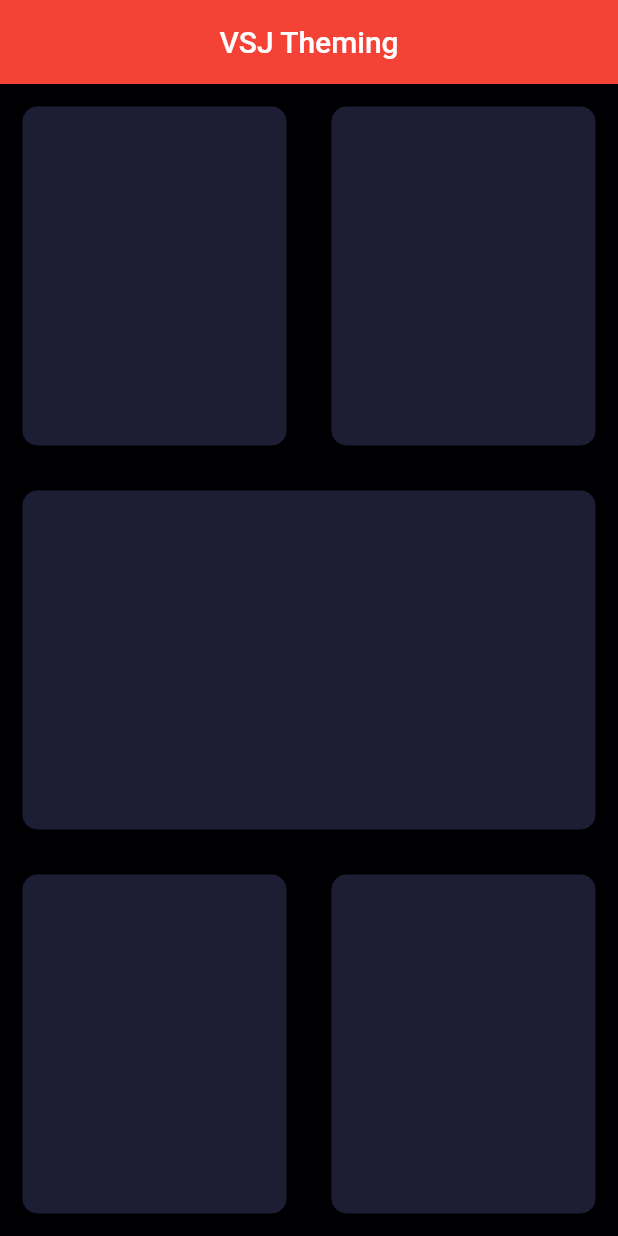
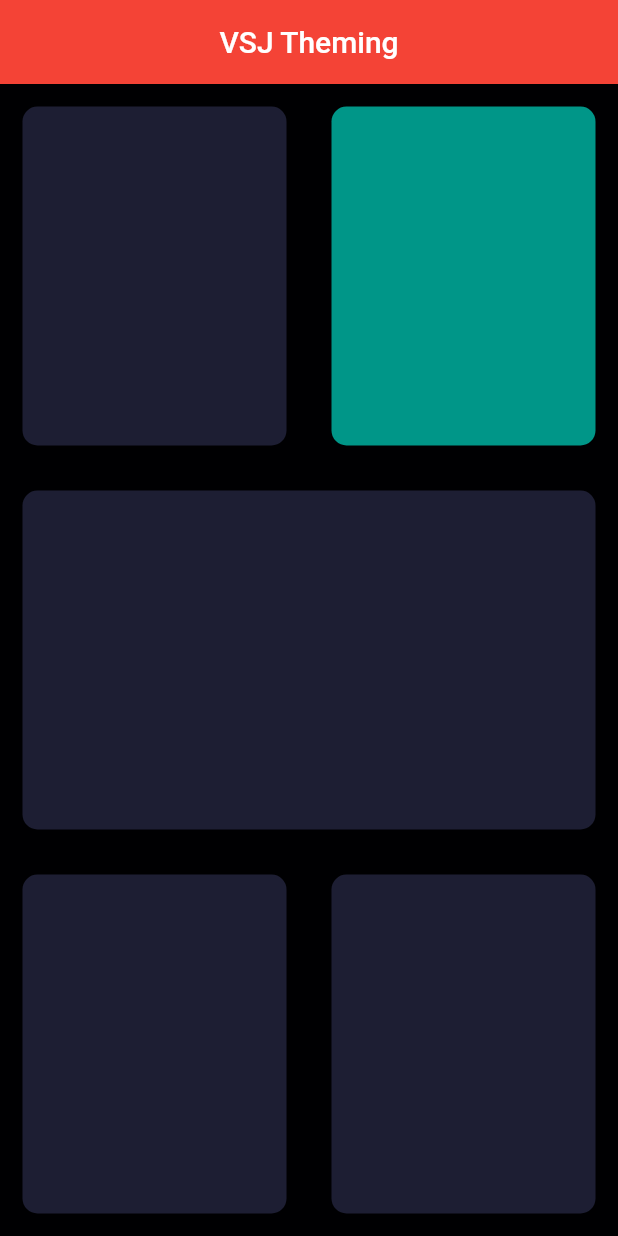
Before and after one commit to Varanasi-Software-Junction/Flutter-Theming, a Flutter app: the screen it shows after launch, on a phone screen of 412 x 824 dp. Run offline on Flutter 3.47's test engine with Material 2 defaults, Android fonts, the phone set to English and light mode, and no system bars.

Commit message:
Customizable custom widget

```diff
--- a/flutter_plugin/lib/VSJStateful.dart
+++ b/flutter_plugin/lib/VSJStateful.dart
@@ -19,17 +19,17 @@ class _VSJStatefulState extends State<VSJStateful> {
             Expanded(
               child: Row(
                 children: [
-                  VSJBlock(),
-                  VSJBlock(),
+                  new VSJBlock(Color(0xFF1D1E33)),
+                  new VSJBlock(Colors.teal),
                 ],
               ),
             ),
-            VSJBlock(),
+            new VSJBlock(Color(0xFF1D1E33)),
             Expanded(
               child: Row(
                 children: [
-                  VSJBlock(),
-                  VSJBlock(),
+                  new VSJBlock(Color(0xFF1D1E33)),
+                  new VSJBlock(Color(0xFF1D1E33)),
                 ],
               ),
             ),
@@ -41,9 +41,10 @@ class _VSJStatefulState extends State<VSJStateful> {
 }
 
 class VSJBlock extends StatelessWidget {
-  const VSJBlock({
-    Key key,
-  }) : super(key: key);
+  Color backcolor;
+  VSJBlock(Color backcolor) {
+    this.backcolor = backcolor;
+  }
 
   @override
   Widget build(BuildContext context) {
@@ -51,7 +52,7 @@ class VSJBlock extends StatelessWidget {
       child: Container(
         margin: EdgeInsets.all(15.0),
         decoration: BoxDecoration(
-          color: Color(0xFF1D1E33),
+          color: backcolor,
           borderRadius: BorderRadius.circular(10.0),
         ),
       ),
```
Also changed, not shown: flutter_plugin/pubspec.lock.
